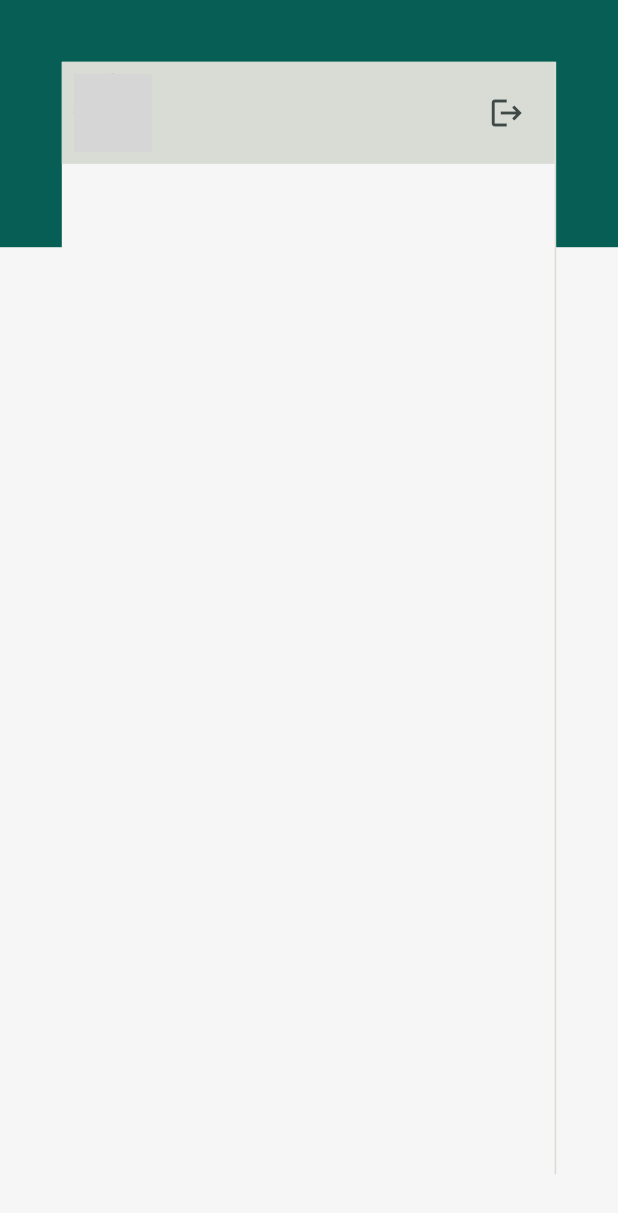
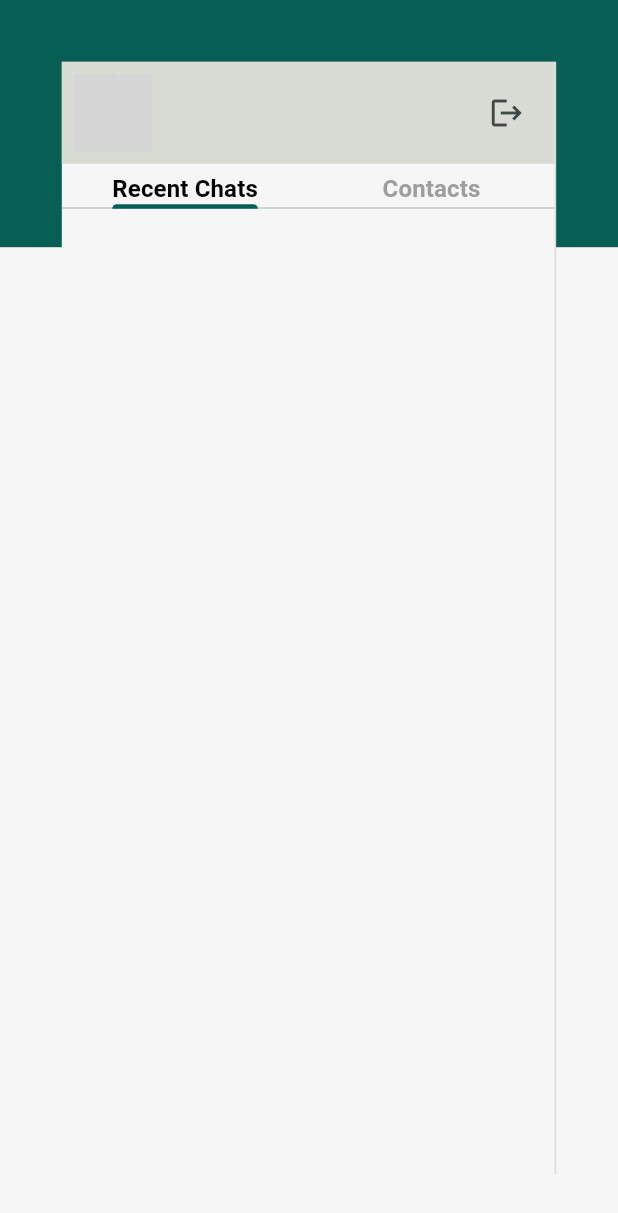
Before and after one commit to Sohag-84/Whatsapp-web-, a Flutter app: the HomePage screen opened by its route, on a phone screen of 412 x 824 dp. Shown: the top 1213 px of the screen. Run offline on Flutter 3.47's test engine with Material 3 defaults, Android fonts, the phone set to English and light mode, and no system bars; our stand-ins replace cloud_firestore, file_picker, firebase_auth, firebase_core, firebase_storage; accounts and stored records are empty; network calls fail; grey boxes are pictures that could not be loaded.

Commit message:
tabbar added

```diff
--- a/lib/chat_message_area/chat_area.dart
+++ b/lib/chat_message_area/chat_area.dart
@@ -28,6 +28,7 @@ class _ChatAreaState extends State<ChatArea> {
         ),
         child: Column(
           children: [
+            ///header
             Container(
               padding: const EdgeInsets.all(8),
               color: DefaultColors.backgroundColor,
@@ -59,7 +60,32 @@ class _ChatAreaState extends State<ChatArea> {
                   ),
                 ],
               ),
-            )
+            ),
+            const SizedBox(height: 5),
+
+            ///tabs button
+            const TabBar(
+              unselectedLabelColor: Colors.grey,
+              labelColor: Colors.black,
+              indicatorColor: DefaultColors.primaryColor,
+              indicatorWeight: 2,
+              labelStyle: TextStyle(
+                fontSize: 16,
+                fontWeight: FontWeight.bold,
+              ),
+              tabs: [
+                Text("Recent Chats"),
+                Text("Contacts"),
+              ],
+            ),
+            // Expanded(
+            //   child: Container(
+            //     color: DefaultColors.backgroundColor,
+            //     child: const TabBarView(
+            //       children: [],
+            //     ),
+            //   ),
+            // ),
           ],
         ),
       ),
```
